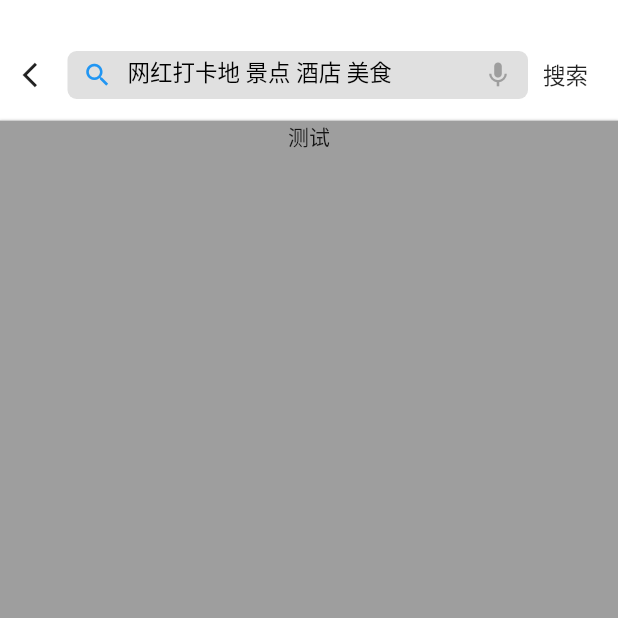
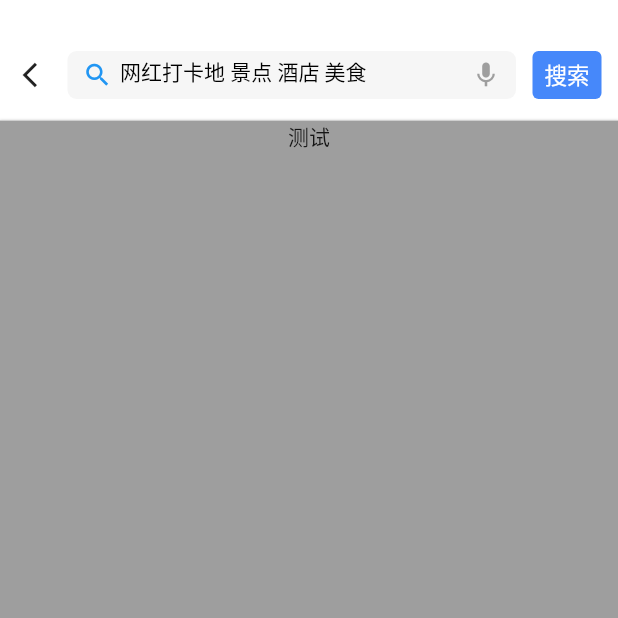
Before and after one commit to FQDEVER/XCFlutter, a Flutter app: the HomeSearchPage screen opened directly, on a phone screen of 412 x 824 dp, the top half of it. Run offline on Flutter 3.47's test engine with Material 2 defaults, Android fonts, the phone set to English and light mode, and no system bars; drawn by our look-alikes of oktoast; our stand-ins replace flutter_swiper, permission_handler, webview_flutter; missing offline and left inert: amap_location_fluttify; network calls fail.

Commit message:
1.优化搜索框 预:下版本添加登录界面

```diff
--- a/xiecheng_app/lib/widget/Tool/appbar_widget.dart
+++ b/xiecheng_app/lib/widget/Tool/appbar_widget.dart
@@ -18,6 +18,7 @@ class AppBarView extends StatefulWidget {
   final void Function() speakButtonClick;
   final void Function() inputBoxClick;
   final ValueChanged<String> onChanged;
+
   //将左侧与右侧的事件回调
 
   AppBarView({
@@ -45,7 +46,9 @@ class _AppBarViewState extends State<AppBarView> {
   Widget build(BuildContext context) {
     return Container(
       padding: EdgeInsets.fromLTRB(10, 5, 10, 5),
-      child: widget.searchBarType == SearchBarType.search ? _searchEditWidget : _homeSearchWidget,
+      child: widget.searchBarType == SearchBarType.search
+          ? _searchEditWidget
+          : _homeSearchWidget,
     );
   }
 
@@ -68,16 +71,29 @@ class _AppBarViewState extends State<AppBarView> {
           child: _searchEditBarWidget,
           flex: 1,
         ),
-        GestureDetector(
-          onTap: widget.righButtonClick,
-          child: Container(
-            padding: EdgeInsets.fromLTRB(10, 5, 10, 5),
+        Container(
+          padding: EdgeInsets.fromLTRB(10, 0, 0, 0),
+          child: Theme(
+            data: Theme.of(context).copyWith(
+                buttonTheme: ButtonThemeData(
+                    padding: const EdgeInsets.symmetric(horizontal: 8.0),
+                    height: 32,
+                    minWidth: 44,
+                    materialTapTargetSize: MaterialTapTargetSize.shrinkWrap,
+                    shape: RoundedRectangleBorder(
+                      borderRadius: BorderRadius.circular(4.0),
+                    ))),
+            child: FlatButton(
+              onPressed: widget.righButtonClick,
               child: Text(
                 "搜索",
-              style: TextStyle(color: Colors.black87, fontSize: 15),
+                style: TextStyle(fontSize: 15),
+              ),
+              textColor: Colors.white,
+              color: Color(0xFF4688FA),
             ),
           ),
-        ),
+        )
       ],
     );
   }
@@ -109,37 +125,38 @@ class _AppBarViewState extends State<AppBarView> {
                   height: 60,
                   child: TextField(
                     decoration: InputDecoration(
-                  fillColor: Colors.transparent,
-                  contentPadding: EdgeInsets.all(10.0),
-                  filled: true,
+                      contentPadding: EdgeInsets.fromLTRB(5, 0, 5, 14),
+                      // const EdgeInsets.only(top: 0.0, left: -8.0, right: -16.0, bottom: 14.0),
+                      border: InputBorder.none,
+//                  fillColor: Colors.transparent,
+//                  filled: true,
                       hintText: widget.placeholder,
-                  hintStyle: TextStyle(fontSize: 15),
-                  border: InputBorder.none,
-                  counterText: "",//如果设置了maxlength.那么就设置该属性.
+                      hintStyle: TextStyle(fontSize: 14),
+//                  counterText: "",//如果设置了maxlength.那么就设置该属性.
                     ),
 
                     maxLines: 1,
-                  maxLength: 30,
-                  textAlign: TextAlign.start,   //文字显示位置
-                  autofocus: false,
-                  cursorColor: Colors.black,
+//                  maxLength: 30,
+//                  textAlign: TextAlign.start,   //文字显示位置
+//                  autofocus: false,
+//                  cursorColor: Colors.black,
+                    textInputAction: TextInputAction.search,
                     controller: _editingController,
                     onChanged: _onTextFieldChange,
                   ),
-              )
-            ),
+                )),
           ),
           GestureDetector(
             onTap: () {
-              if(this.hasChangeTextField){
+              if (this.hasChangeTextField) {
                 _editingController.clear();
                 widget.currentSearchStr = "";
                 setState(() {
                   this.hasChangeTextField = false;
                 });
-              }else{
+              } else {
                 //语音回调
-                if(widget.speakButtonClick != null){
+                if (widget.speakButtonClick != null) {
                   widget.speakButtonClick();
                 }
               }
@@ -161,7 +178,7 @@ class _AppBarViewState extends State<AppBarView> {
       widget.currentSearchStr = valueStr;
     });
     //回调出去.
-    if(widget.onChanged != null){
+    if (widget.onChanged != null) {
       widget.onChanged(valueStr);
     }
   }
@@ -263,7 +280,7 @@ class _AppBarViewState extends State<AppBarView> {
     if (widget.searchBarType == SearchBarType.home) {
       return Colors.white;
     } else {
-      return Colors.grey[300];
+      return Color(0xFFF6F6F6);
     }
   }
 }
```
Also changed, not shown: 2 other files. Lines whose indentation alone changed are shown as unchanged.
